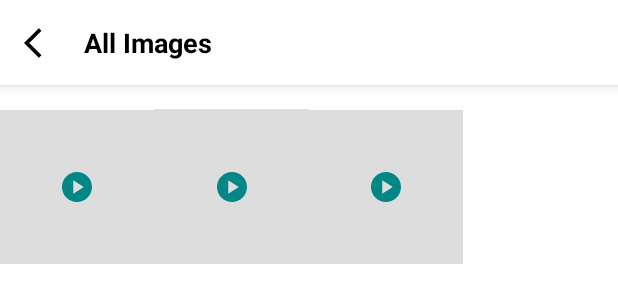
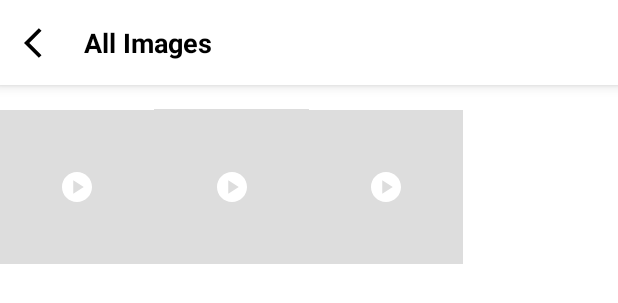
Before and after one commit to usmanrana07/GalleryDemo, an Android app: the layout fragment_media_list.xml on its own in the app's theme, with its tools: preview values and no code run, on a phone screen of 412 x 824 dp. Shown: the top 303 px of the screen. Run offline under Robolectric (Android 15) with nearby library versions, the phone set to English and light mode, and no system bars.

Commit message:
changed ic_play_circle.xml color to white

```diff
--- a/app/src/main/res/drawable/ic_play_circle.xml
+++ b/app/src/main/res/drawable/ic_play_circle.xml
@@ -1,7 +1,6 @@
 <vector xmlns:android="http://schemas.android.com/apk/res/android"
     android:width="24dp"
     android:height="24dp"
-    android:tint="@color/secondary_variant_color"
     android:viewportWidth="24"
     android:viewportHeight="24">
     <path
```
